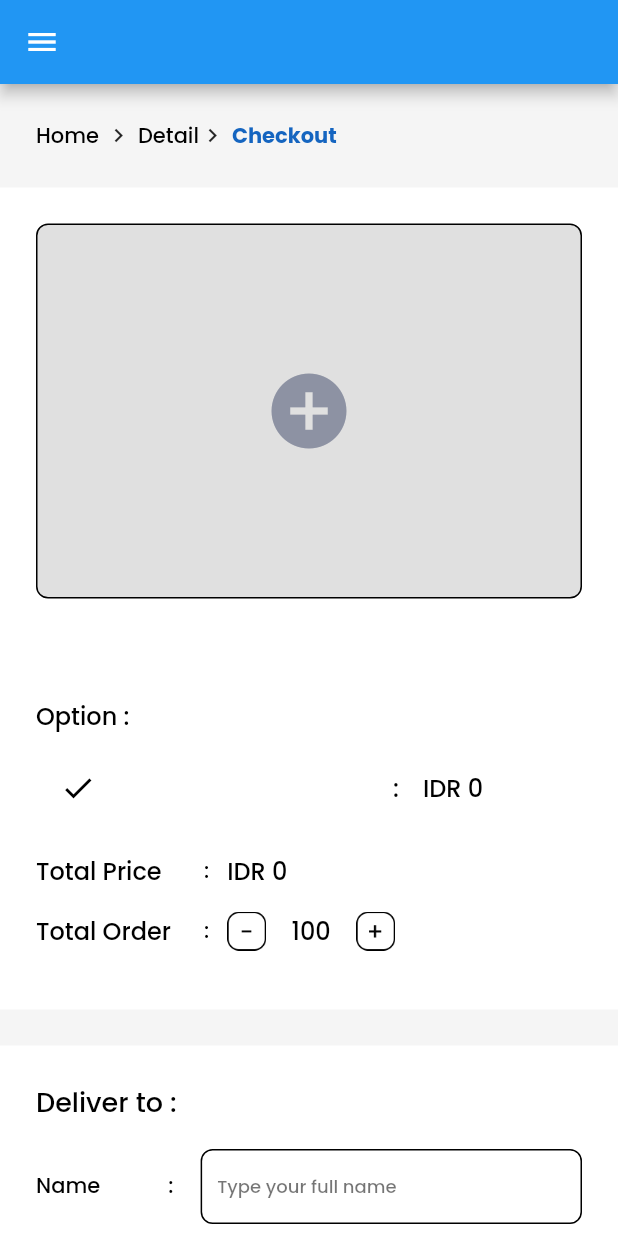
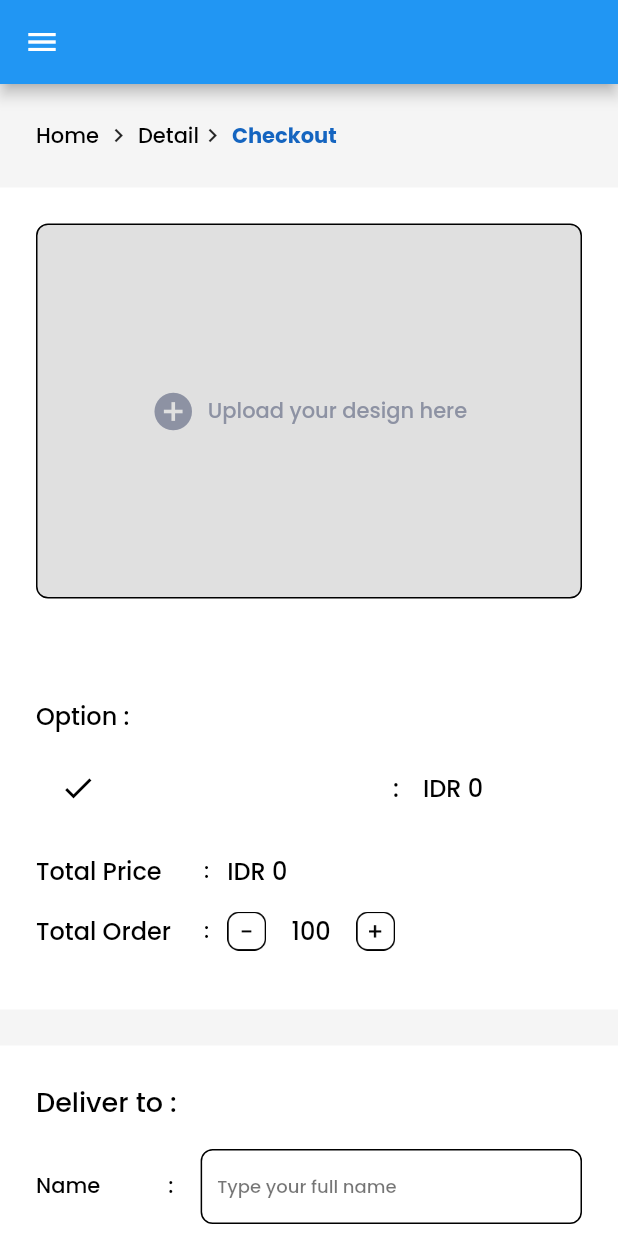
Before and after one commit to rizkyitaji/printing-website, a Flutter app: the CheckoutPage screen opened directly with empty values, on a phone screen of 412 x 824 dp. Run offline on Flutter 3.47's test engine with Material 2 defaults, Android fonts, the phone set to English and light mode, and no system bars; our stand-ins replace cloud_firestore, equatable, firebase_core, firebase_storage, flutter_svg, get and 5 more; accounts and stored records are empty; statements that could not run were skipped.

Commit message:
Update firebase storage, checkout page and order list page

```diff
--- a/lib/services/order_services.dart
+++ b/lib/services/order_services.dart
@@ -6,8 +6,7 @@ class OrderServices {
     String id = '${order.user.email}_${order.date.millisecondsSinceEpoch}';
 
     try {
-      ApiReturnValue<String> result =
-          await ProductServices.uploadImage(file, id);
+      ApiReturnValue<String> result = await Storage.uploadImage(file, id);
 
       orderRef.doc(id).set({
         'id': id,
@@ -57,6 +56,8 @@ class OrderServices {
   static Future<ApiReturnValue<bool>> delete(String id) async {
     try {
       orderRef.doc(id).delete();
+      Storage.ref(id).delete();
+
       return ApiReturnValue(value: true);
     } catch (e) {
       return ApiReturnValue(message: e);
--- a/lib/services/services.dart
+++ b/lib/services/services.dart
@@ -1,7 +1,7 @@
 import 'package:cloud_firestore/cloud_firestore.dart';
-import 'package:firebase_storage/firebase_storage.dart';
 import 'package:image_picker/image_picker.dart';
 import 'package:printing/models/models.dart';
+import 'package:printing/utils/utils.dart';
 
 part 'user_services.dart';
 part 'product_services.dart';
--- a/lib/ui/pages/admin/order_list_page.dart
+++ b/lib/ui/pages/admin/order_list_page.dart
@@ -87,7 +87,7 @@ class _OrderListPageState extends State<OrderListPage> {
             builder: (state) {
               if (state.orders.length != 0) {
                 return Column(
-                  children: state.orders
+                  children: state.orders.reversed
                       .map((e) => Padding(
                             padding: EdgeInsets.only(
                               bottom: e == state.orders.last ? 0 : 10,
--- a/lib/ui/pages/user/checkout_page.dart
+++ b/lib/ui/pages/user/checkout_page.dart
@@ -95,7 +95,19 @@ class _CheckoutPageState extends State<CheckoutPage> {
           height: 250,
           decoration: boxDecoration(),
           child: picturePath == null
-              ? Icon(Icons.add_circle, size: 60, color: grey)
+              ? Expanded(
+                  child: Row(
+                    mainAxisAlignment: MainAxisAlignment.center,
+                    children: [
+                      Icon(Icons.add_circle, size: 30, color: grey),
+                      SizedBox(width: 8),
+                      Text(
+                        'Upload your design here',
+                        style: poppins.copyWith(color: grey),
+                      )
+                    ],
+                  ),
+                )
               : SizedBox(),
         ),
       ),
--- a/lib/utils/utils.dart
+++ b/lib/utils/utils.dart
@@ -1,9 +1,13 @@
+import 'package:firebase_storage/firebase_storage.dart';
 import 'package:flutter/material.dart';
 import 'package:google_fonts/google_fonts.dart';
+import 'package:image_picker/image_picker.dart';
 import 'package:intl/intl.dart';
+import 'package:printing/models/models.dart';
 import 'package:supercharged/supercharged.dart';
 
 part 'theme.dart';
 part 'screen.dart';
 part 'currency.dart';
 part 'check.dart';
+part 'storage.dart';
```
Also changed, not shown: lib/services/product_services.dart (+3 -17 lines), lib/services/profile_services.dart (+1 -15 lines), lib/utils/storage.dart (added, +21 -0 lines).
